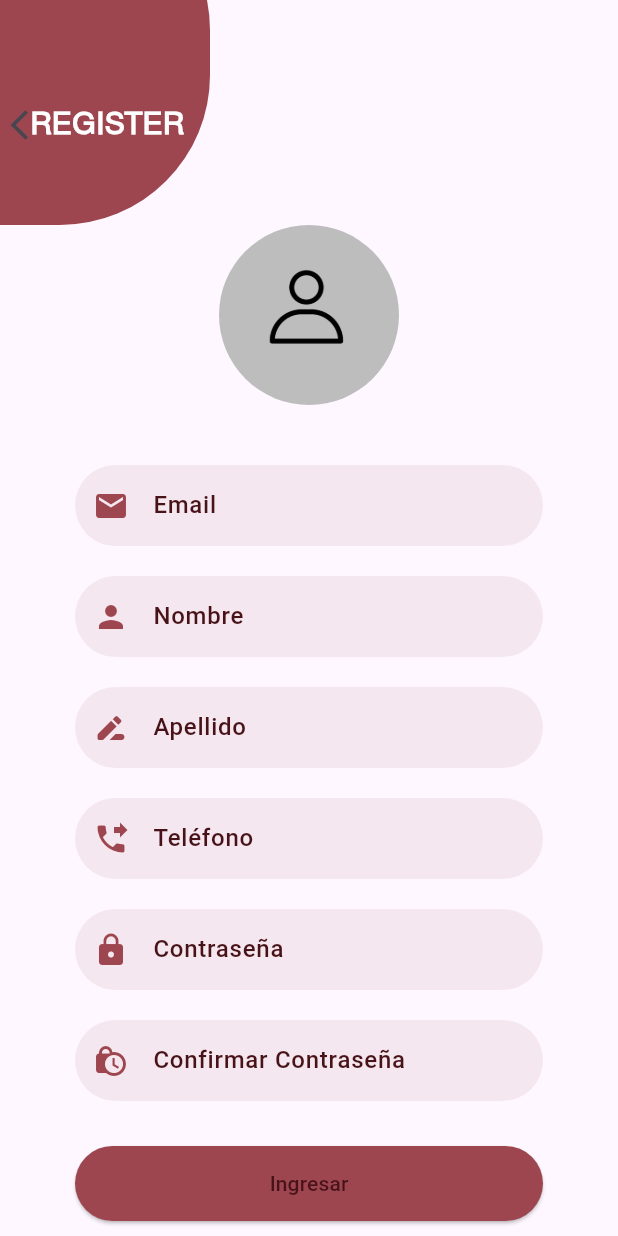
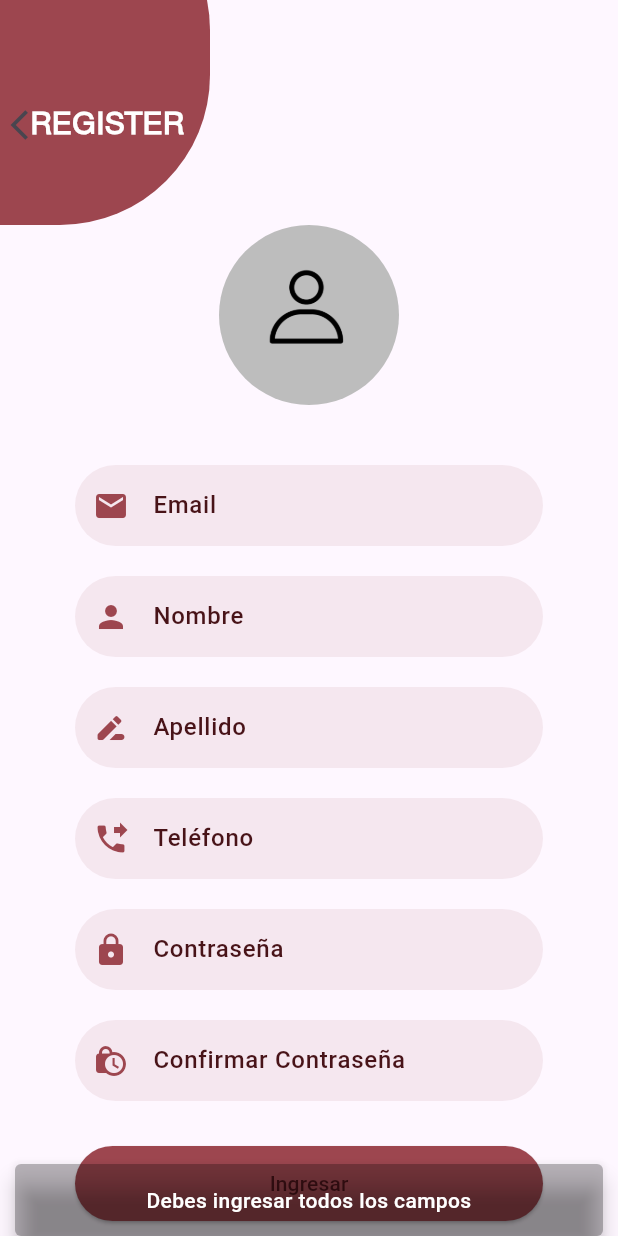
Before and after one commit to Xeppyz/Shoease-delivery-Shop, a Flutter app: the RegisterPage screen opened by its route, after a tap on "Ingresar", on a phone screen of 412 x 824 dp. Run offline on Flutter 3.47's test engine with Material 3 defaults, Android fonts, the phone set to English and light mode, and no system bars; our stand-ins replace lottie; project files that could hold a hidden picture were left out.

```diff
--- a/lib/pages/login/login_page.dart
+++ b/lib/pages/login/login_page.dart
@@ -37,7 +37,9 @@ class _LoginPageState extends State<LoginPage> {
 
 
     return Scaffold(
+      backgroundColor: Colors.white,
       body: SingleChildScrollView(
+
         child: Container(
           width: double.infinity,
           child: Stack(
--- a/lib/pages/register/register_controller.dart
+++ b/lib/pages/register/register_controller.dart
@@ -2,6 +2,7 @@ import 'package:flutter/cupertino.dart';
 import 'package:flutter/material.dart';
 import 'package:shoes/src/models/response_api.dart';
 import 'package:shoes/src/provider/users_provider.dart';
+import 'package:shoes/src/utils/my_snackbar.dart';
 
 import '../../src/models/user.dart';
 
@@ -35,6 +36,21 @@ class RegisterController{
     String pw = pwController.text..trim();
     String pwConfirm = pwConfirmController.text..trim();
 
+
+    if(email.isEmpty || name.isEmpty || lastName.isEmpty || number.isEmpty || number.isEmpty || pw.isEmpty || pwConfirm.isEmpty){
+      MySnackBar.show(context!, 'Debes ingresar todos los campos');
+      return;
+    }
+
+    if(pwConfirm != pw){
+      MySnackBar.show(context!, 'Las contraseñas no coinciden');
+      return;
+    }
+
+    if(pw.length < 6){
+      MySnackBar.show(context!, 'La contraseña debe de tener al menos 6 digitos');
+      return;
+    }
     User user = new User(
       email: email,
       name: name,
@@ -45,6 +61,8 @@ class RegisterController{
 
     ResponseApi? responseApi = await usersProvider.create(user);
 
+    MySnackBar.show(context!, responseApi?.message);
+
     print('RESPUESTA: ${responseApi?.toJson()}');
     print("Email ${email}");
     print("Name ${name}");
--- /dev/null
+++ b/lib/src/utils/my_snackbar.dart
@@ -0,0 +1,33 @@
+import  'package:flutter/material.dart';
+
+class MySnackBar{
+
+  static void show(BuildContext context, String? text){
+    if(context == null) return;
+
+    FocusScope.of(context).requestFocus(new FocusNode());
+
+    ScaffoldMessenger.of(context).removeCurrentSnackBar();
+
+    ScaffoldMessenger.of(context).showSnackBar(
+        new SnackBar(
+            content: Text(
+              text!,
+              textAlign: TextAlign.center,
+              style: TextStyle(
+                color: Colors.white,
+                fontSize: 14.0,
+              ),
+            ),
+          backgroundColor: Colors.black26,
+          duration: Duration(seconds: 3),
+          behavior: SnackBarBehavior.floating,
+          margin: EdgeInsets.only(top: 50.0, left: 10.0, right: 10.0),
+
+
+
+        )
+    );
+  }
+
+}
```
